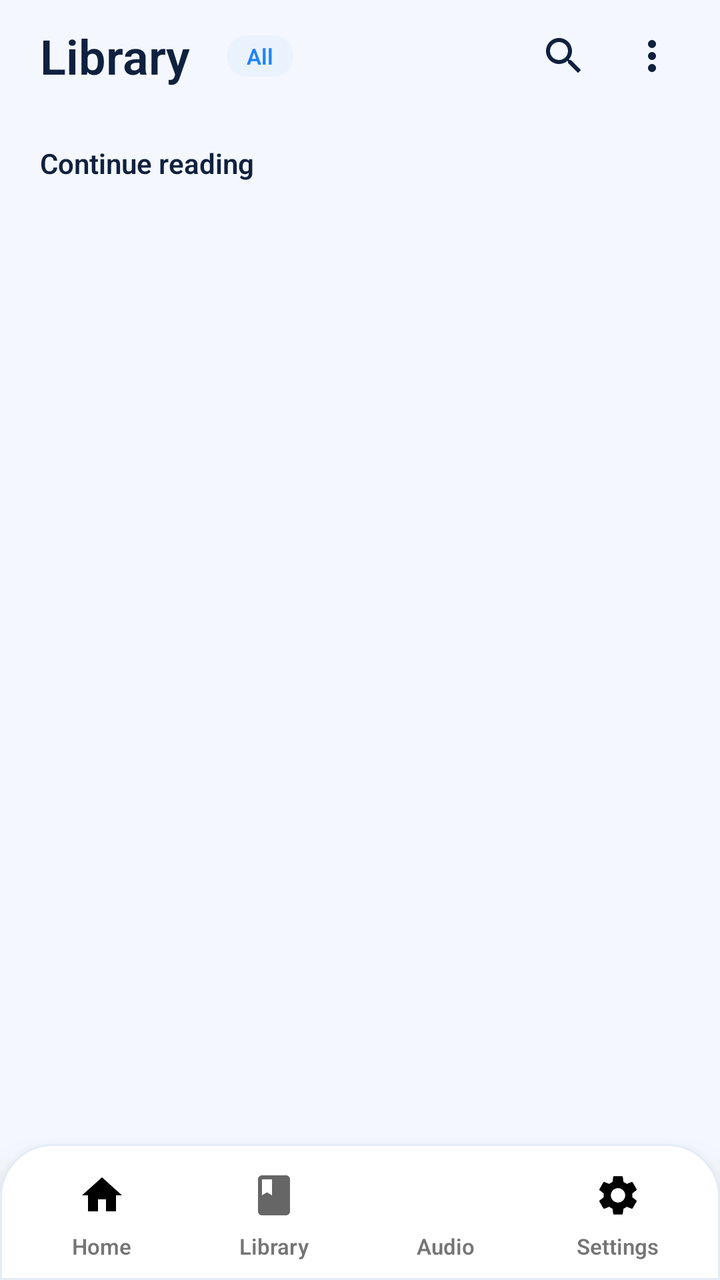
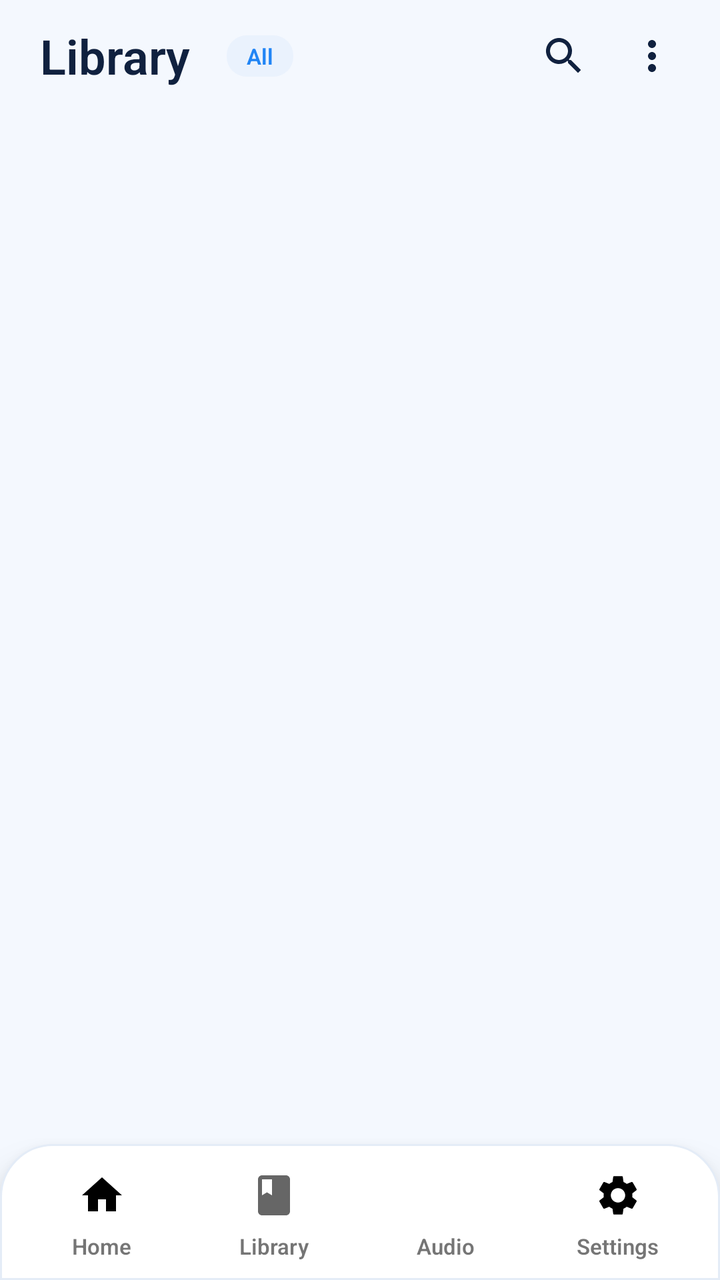

Two renders of the same Android screen: before a commit and after it. Below are the layout's source before the change and the commit's diff.
<!-- AndroidManifest.xml: application theme Theme.BhajanApp -->
<!-- res/layout/activity_library.xml -->
<LinearLayout xmlns:android="http://schemas.android.com/apk/res/android"
    xmlns:app="http://schemas.android.com/apk/res-auto"
    android:id="@+id/root"
    android:layout_width="match_parent"
    android:layout_height="match_parent"
    android:background="@color/bg"
    android:fitsSystemWindows="true"
    android:focusable="true"
    android:focusableInTouchMode="true"
    android:orientation="vertical">

    
    <FrameLayout
        android:layout_width="match_parent"
        android:layout_height="56dp"
        android:clipChildren="false"
        android:clipToPadding="false"
        android:paddingStart="20dp"
        android:paddingEnd="12dp">

        <LinearLayout
            android:id="@+id/title_group"
            android:layout_width="wrap_content"
            android:layout_height="match_parent"
            android:gravity="center_vertical"
            android:orientation="horizontal">

            <TextView
                android:layout_width="wrap_content"
                android:layout_height="wrap_content"
                android:text="Library"
                android:textColor="@color/text_primary"
                android:textSize="24sp"
                android:textStyle="bold" />

            <TextView
                android:id="@+id/tv_count"
                android:layout_width="wrap_content"
                android:layout_height="wrap_content"
                android:layout_marginStart="10dp"
                android:textColor="@color/text_secondary"
                android:textSize="13sp" />

            <TextView
                android:id="@+id/tv_active_view"
                android:layout_width="wrap_content"
                android:layout_height="wrap_content"
                android:layout_marginStart="8dp"
                android:background="@drawable/bg_tag"
                android:paddingStart="10dp"
                android:paddingEnd="10dp"
                android:paddingTop="3dp"
                android:paddingBottom="3dp"
                android:text="All"
                android:textColor="@color/accent"
                android:textSize="11sp"
                android:textStyle="bold" />
        </LinearLayout>

        <LinearLayout
            android:id="@+id/search_inline"
            android:layout_width="match_parent"
            android:layout_height="match_parent"
            android:layout_marginEnd="96dp"
            android:gravity="center_vertical"
            android:orientation="horizontal"
            android:translationX="200dp"
            android:visibility="invisible">

            <EditText
                android:id="@+id/et_search"
                android:layout_width="0dp"
                android:layout_height="42dp"
                android:layout_weight="1"
                android:background="@drawable/bg_search_bar"
                android:hint="Search bhajans..."
                android:imeOptions="actionSearch"
                android:inputType="text"
                android:maxLines="1"
                android:paddingStart="14dp"
                android:paddingEnd="8dp"
                android:textColor="@color/text_primary"
                android:textColorHint="@color/text_secondary"
                android:textSize="15sp" />

            <ImageView
                android:id="@+id/btn_search_clear"
                android:layout_width="36dp"
                android:layout_height="36dp"
                android:layout_marginStart="4dp"
                android:background="?attr/selectableItemBackgroundBorderless"
                android:contentDescription="Clear search"
                android:padding="8dp"
                android:src="@drawable/ic_close"
                android:tint="@color/text_secondary"
                android:visibility="gone" />
        </LinearLayout>

        <LinearLayout
            android:layout_width="wrap_content"
            android:layout_height="match_parent"
            android:layout_gravity="end"
            android:gravity="center_vertical"
            android:orientation="horizontal">

            <ImageView
                android:id="@+id/btn_search_toggle"
                android:layout_width="44dp"
                android:layout_height="44dp"
                android:background="?attr/selectableItemBackgroundBorderless"
                android:contentDescription="Search"
                android:padding="10dp"
                android:src="@drawable/ic_search"
                android:tint="@color/text_primary" />

            <ImageView
                android:id="@+id/btn_overflow"
                android:layout_width="44dp"
                android:layout_height="44dp"
                android:background="?attr/selectableItemBackgroundBorderless"
                android:contentDescription="More options"
                android:padding="10dp"
                android:src="@drawable/ic_more_vert"
                android:tint="@color/text_primary" />
        </LinearLayout>
    </FrameLayout>

    
    <androidx.recyclerview.widget.RecyclerView
        android:id="@+id/rv_categories"
        android:layout_width="match_parent"
        android:layout_height="wrap_content"
        android:clipToPadding="false"
        android:paddingStart="20dp"
        android:paddingEnd="20dp"
        android:paddingTop="8dp"
        android:paddingBottom="2dp" />

    
    <LinearLayout
        android:id="@+id/recent_strip_container"
        android:layout_width="match_parent"
        android:layout_height="wrap_content"
        android:orientation="vertical">

        <TextView
            android:layout_width="wrap_content"
            android:layout_height="wrap_content"
            android:layout_marginStart="20dp"
            android:layout_marginTop="6dp"
            android:text="Continue reading"
            android:textColor="@color/text_primary"
            android:textSize="14sp"
            android:textStyle="bold" />

        
        <HorizontalScrollView
            android:id="@+id/recent_scroll"
            android:layout_width="match_parent"
            android:layout_height="wrap_content"
            android:clipToPadding="false"
            android:overScrollMode="never"
            android:paddingStart="20dp"
            android:paddingEnd="20dp"
            android:scrollbars="none"
            android:visibility="gone">

            <LinearLayout
                android:id="@+id/recent_strip"
                android:layout_width="wrap_content"
                android:layout_height="wrap_content"
                android:orientation="horizontal"
                android:paddingTop="6dp"
                android:paddingBottom="2dp" />
        </HorizontalScrollView>

        
        <LinearLayout
            android:id="@+id/recent_empty"
            android:layout_width="match_parent"
            android:layout_height="48dp"
            android:layout_marginStart="20dp"
            android:layout_marginEnd="20dp"
            android:layout_marginTop="6dp"
            android:background="@drawable/bg_card"
            android:gravity="center"
            android:orientation="horizontal"
            android:visibility="gone">

            <ImageView
                android:layout_width="18dp"
                android:layout_height="18dp"
                android:src="@drawable/ic_history"
                android:tint="@color/text_secondary" />

            <TextView
                android:layout_width="wrap_content"
                android:layout_height="wrap_content"
                android:layout_marginStart="10dp"
                android:text="No recent bhajans"
                android:textColor="@color/text_secondary"
                android:textSize="13sp" />
        </LinearLayout>
    </LinearLayout>

    
    <FrameLayout
        android:layout_width="match_parent"
        android:layout_height="0dp"
        android:layout_weight="1">

        
        <FrameLayout
            android:id="@+id/list_container"
            android:layout_width="match_parent"
            android:layout_height="match_parent">

            <androidx.recyclerview.widget.RecyclerView
                android:id="@+id/recyclerView"
                android:layout_width="match_parent"
                android:layout_height="match_parent"
                android:clipToPadding="false"
                android:paddingTop="4dp"
                android:paddingBottom="16dp" />

            <LinearLayout
                android:id="@+id/empty_state"
                android:layout_width="match_parent"
                android:layout_height="wrap_content"
                android:layout_gravity="center"
                android:gravity="center_horizontal"
                android:orientation="vertical"
                android:paddingStart="40dp"
                android:paddingEnd="40dp"
                android:visibility="gone">

                <ImageView
                    android:id="@+id/iv_empty"
                    android:layout_width="72dp"
                    android:layout_height="72dp"
                    android:background="@drawable/bg_circle_card"
                    android:padding="22dp"
                    android:src="@drawable/ic_search"
                    app:tint="@color/accent" />

                <TextView
                    android:id="@+id/tv_empty_title"
                    android:layout_width="wrap_content"
                    android:layout_height="wrap_content"
                    android:layout_marginTop="14dp"
                    android:textColor="@color/text_primary"
                    android:textSize="17sp"
                    android:textStyle="bold" />

                <TextView
                    android:id="@+id/tv_empty_sub"
                    android:layout_width="wrap_content"
                    android:layout_height="wrap_content"
                    android:layout_marginTop="6dp"
                    android:gravity="center"
                    android:textColor="@color/text_secondary"
                    android:textSize="14sp" />

                <TextView
                    android:id="@+id/btn_empty_action"
                    android:layout_width="wrap_content"
                    android:layout_height="40dp"
                    android:layout_marginTop="14dp"
                    android:background="@drawable/bg_pill"
                    android:gravity="center"
                    android:paddingStart="20dp"
                    android:paddingEnd="20dp"
                    android:text="Browse all bhajans"
                    android:textColor="@color/accent"
                    android:textSize="14sp"
                    android:textStyle="bold"
                    android:visibility="gone" />
            </LinearLayout>
        </FrameLayout>

        
        <ImageView
            android:id="@+id/fab_add"
            android:layout_width="56dp"
            android:layout_height="56dp"
            android:layout_gravity="bottom|end"
            android:layout_marginEnd="20dp"
            android:layout_marginBottom="16dp"
            android:background="@drawable/bg_circle_accent"
            android:contentDescription="Add new"
            android:elevation="8dp"
            android:foreground="?attr/selectableItemBackgroundBorderless"
            android:padding="16dp"
            android:src="@drawable/ic_add"
            android:visibility="gone"
            app:tint="@color/on_gradient" />
    </FrameLayout>
    <include layout="@layout/view_bottom_nav" />
</LinearLayout>
<!-- res/layout/view_bottom_nav.xml (included above) -->
<?xml version="1.0" encoding="utf-8"?>
<LinearLayout xmlns:android="http://schemas.android.com/apk/res/android"
    android:id="@+id/bottom_nav"
    android:layout_width="match_parent"
    android:layout_height="68dp"
    android:background="@drawable/bg_nav"
    android:elevation="12dp"
    android:orientation="horizontal"
    android:paddingStart="8dp"
    android:paddingEnd="8dp">

    <LinearLayout
        android:id="@+id/nav_home"
        android:layout_width="0dp"
        android:layout_height="match_parent"
        android:layout_weight="1"
        android:gravity="center"
        android:orientation="vertical">
        <FrameLayout
            android:id="@+id/nav_home_pill"
            android:layout_width="56dp"
            android:layout_height="32dp">
            <ImageView
                android:id="@+id/nav_home_icon"
                android:layout_width="24dp"
                android:layout_height="24dp"
                android:layout_gravity="center"
                android:src="@drawable/ic_home" />
        </FrameLayout>
        <TextView
            android:id="@+id/nav_home_label"
            android:layout_width="wrap_content"
            android:layout_height="wrap_content"
            android:layout_marginTop="2dp"
            android:text="Home"
            android:textSize="11sp"
            android:textStyle="bold" />
    </LinearLayout>

    <LinearLayout
        android:id="@+id/nav_lyrics"
        android:layout_width="0dp"
        android:layout_height="match_parent"
        android:layout_weight="1"
        android:gravity="center"
        android:orientation="vertical">
        <FrameLayout
            android:id="@+id/nav_lyrics_pill"
            android:layout_width="56dp"
            android:layout_height="32dp">
            <ImageView
                android:id="@+id/nav_lyrics_icon"
                android:layout_width="24dp"
                android:layout_height="24dp"
                android:layout_gravity="center"
                android:src="@drawable/ic_book" />
        </FrameLayout>
        <TextView
            android:id="@+id/nav_lyrics_label"
            android:layout_width="wrap_content"
            android:layout_height="wrap_content"
            android:layout_marginTop="2dp"
            android:text="Library"
            android:textSize="11sp"
            android:textStyle="bold" />
    </LinearLayout>

    <LinearLayout
        android:id="@+id/nav_audio"
        android:layout_width="0dp"
        android:layout_height="match_parent"
        android:layout_weight="1"
        android:gravity="center"
        android:orientation="vertical">
        <FrameLayout
            android:id="@+id/nav_audio_pill"
            android:layout_width="56dp"
            android:layout_height="32dp">
            <ImageView
                android:id="@+id/nav_audio_icon"
                android:layout_width="24dp"
                android:layout_height="24dp"
                android:layout_gravity="center"
                android:src="@drawable/ic_music_note" />
        </FrameLayout>
        <TextView
            android:id="@+id/nav_audio_label"
            android:layout_width="wrap_content"
            android:layout_height="wrap_content"
            android:layout_marginTop="2dp"
            android:text="Audio"
            android:textSize="11sp"
            android:textStyle="bold" />
    </LinearLayout>

    <LinearLayout
        android:id="@+id/nav_settings"
        android:layout_width="0dp"
        android:layout_height="match_parent"
        android:layout_weight="1"
        android:gravity="center"
        android:orientation="vertical">
        <FrameLayout
            android:id="@+id/nav_settings_pill"
            android:layout_width="56dp"
            android:layout_height="32dp">
            <ImageView
                android:id="@+id/nav_settings_icon"
                android:layout_width="24dp"
                android:layout_height="24dp"
                android:layout_gravity="center"
                android:src="@drawable/ic_settings" />
        </FrameLayout>
        <TextView
            android:id="@+id/nav_settings_label"
            android:layout_width="wrap_content"
            android:layout_height="wrap_content"
            android:layout_marginTop="2dp"
            android:text="Settings"
            android:textSize="11sp"
            android:textStyle="bold" />
    </LinearLayout>
</LinearLayout>
<!-- resources referenced by this layout -->
<resources>
  <color name="accent">#2185F5</color>
  <color name="bg">#F4F8FE</color>
  <color name="on_gradient">#FFFFFF</color>
  <color name="text_primary">#10213F</color>
  <color name="text_secondary">#7A8AA3</color>
  <!-- drawable bg_card (drawable) -->
  <?xml version="1.0" encoding="utf-8"?>
  <shape xmlns:android="http://schemas.android.com/apk/res/android" android:shape="rectangle">
      <solid android:color="@color/card" />
      <corners android:radius="22dp" />
      <stroke android:width="1dp" android:color="@color/card_border" />
  </shape>
  <!-- drawable bg_circle_accent (drawable) -->
  <?xml version="1.0" encoding="utf-8"?>
  <shape xmlns:android="http://schemas.android.com/apk/res/android" android:shape="oval">
      <gradient
          android:angle="315"
          android:endColor="@color/accent_light"
          android:startColor="@color/accent"
          android:type="linear" />
  </shape>
  <!-- drawable bg_circle_card (drawable) -->
  <?xml version="1.0" encoding="utf-8"?>
  <shape xmlns:android="http://schemas.android.com/apk/res/android" android:shape="oval">
      <solid android:color="@color/card" />
      <stroke android:width="1dp" android:color="@color/card_border" />
  </shape>
  <!-- drawable bg_nav (drawable) -->
  <?xml version="1.0" encoding="utf-8"?>
  <shape xmlns:android="http://schemas.android.com/apk/res/android" android:shape="rectangle">
      <solid android:color="@color/card" />
      <corners
          android:topLeftRadius="26dp"
          android:topRightRadius="26dp" />
      <stroke android:width="1dp" android:color="@color/card_border" />
  </shape>
  <!-- drawable bg_pill (drawable) -->
  <?xml version="1.0" encoding="utf-8"?>
  <shape xmlns:android="http://schemas.android.com/apk/res/android" android:shape="rectangle">
      <solid android:color="@color/card" />
      <corners android:radius="26dp" />
      <stroke android:width="1dp" android:color="@color/card_border" />
  </shape>
  <!-- drawable bg_search_bar (drawable) -->
  <?xml version="1.0" encoding="utf-8"?>
  <shape xmlns:android="http://schemas.android.com/apk/res/android" android:shape="rectangle">
      <solid android:color="@color/card" />
      <corners android:radius="18dp" />
      <stroke android:width="1dp" android:color="@color/card_border" />
  </shape>
  <!-- drawable bg_tag (drawable) -->
  <?xml version="1.0" encoding="utf-8"?>
  <shape xmlns:android="http://schemas.android.com/apk/res/android" android:shape="rectangle">
      <solid android:color="@color/muted" />
      <corners android:radius="10dp" />
  </shape>
  <!-- drawable ic_add (drawable) -->
  <vector xmlns:android="http://schemas.android.com/apk/res/android"
      android:width="24dp"
      android:height="24dp"
      android:viewportWidth="24"
      android:viewportHeight="24">
      <path
          android:fillColor="#FF000000"
          android:pathData="M19,13h-6v6h-2v-6H5v-2h6V5h2v6h6v2z" />
  </vector>
  <!-- drawable ic_close (drawable) -->
  <vector xmlns:android="http://schemas.android.com/apk/res/android" android:width="24dp" android:height="24dp" android:viewportWidth="24" android:viewportHeight="24">
      <path android:fillColor="#FF000000" android:pathData="M19,6.41L17.59,5 12,10.59 6.41,5 5,6.41 10.59,12 5,17.59 6.41,19 12,13.41 17.59,19 19,17.59 13.41,12z"/>
  </vector>
  <!-- drawable ic_home (drawable) -->
  <vector xmlns:android="http://schemas.android.com/apk/res/android"
      android:width="24dp"
      android:height="24dp"
      android:viewportWidth="24"
      android:viewportHeight="24">
      <path
          android:fillColor="#FF000000"
          android:pathData="M10,20v-6h4v6h5v-8h3L12,3 2,12h3v8z" />
  </vector>
  <color name="card">#FFFFFF</color>
  <color name="card_border">#E4ECF7</color>
  <color name="accent_light">#4FB6FF</color>
  <color name="muted">#EAF2FD</color>
  <!-- unchanged entries left out for length: 7 -->
</resources>

<!-- the commit's change to res/layout/activity_library.xml (unified diff, before → after) -->
@@ -1,5 +1,4 @@
 <LinearLayout xmlns:android="http://schemas.android.com/apk/res/android"
-    xmlns:app="http://schemas.android.com/apk/res-auto"
     android:id="@+id/root"
     android:layout_width="match_parent"
     android:layout_height="match_parent"
@@ -18,6 +17,7 @@
         android:paddingStart="20dp"
         android:paddingEnd="12dp">
 
+        
         <LinearLayout
             android:id="@+id/title_group"
             android:layout_width="wrap_content"
@@ -41,6 +41,7 @@
                 android:textColor="@color/text_secondary"
                 android:textSize="13sp" />
 
+            
             <TextView
                 android:id="@+id/tv_active_view"
                 android:layout_width="wrap_content"
@@ -57,6 +58,7 @@
                 android:textStyle="bold" />
         </LinearLayout>
 
+        
         <LinearLayout
             android:id="@+id/search_inline"
             android:layout_width="match_parent"
@@ -96,6 +98,7 @@
                 android:visibility="gone" />
         </LinearLayout>
 
+        
         <LinearLayout
             android:layout_width="wrap_content"
             android:layout_height="match_parent"
@@ -141,7 +144,8 @@
         android:id="@+id/recent_strip_container"
         android:layout_width="match_parent"
         android:layout_height="wrap_content"
-        android:orientation="vertical">
+        android:orientation="vertical"
+        android:visibility="gone">
 
         <TextView
             android:layout_width="wrap_content"
@@ -241,7 +245,7 @@
                     android:background="@drawable/bg_circle_card"
                     android:padding="22dp"
                     android:src="@drawable/ic_search"
-                    app:tint="@color/accent" />
+                    android:tint="@color/accent" />
 
                 <TextView
                     android:id="@+id/tv_empty_title"
@@ -292,9 +296,10 @@
             android:foreground="?attr/selectableItemBackgroundBorderless"
             android:padding="16dp"
             android:src="@drawable/ic_add"
-            android:visibility="gone"
-            app:tint="@color/on_gradient" />
+            android:tint="@color/on_gradient"
+            android:visibility="gone" />
     </FrameLayout>
+
     <include layout="@layout/view_bottom_nav" />
 </LinearLayout>
 <!-- res/layout/view_bottom_nav.xml (included above) -->
